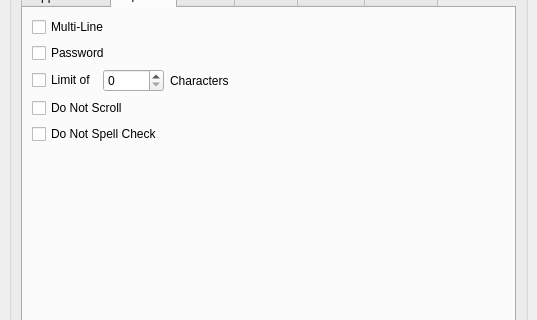
Before: the Qt Designer form scribus/ui/annot.ui in scribusproject/scribus, drawn with Qt 5; both pictures show x 0 to 537 and y 140 to 460 of the 537 by 562 pixel window.
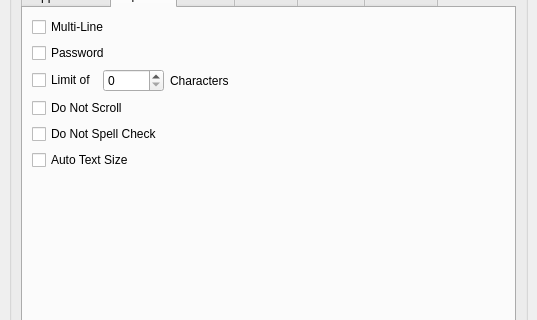
After: the same form once the commit is applied. The open tabs and pages were chosen to show the change. Custom widgets are drawn as their Qt base class.

What changed in the file:
```diff
--- a/scribus/ui/annot.ui
+++ b/scribus/ui/annot.ui
@@ -727,6 +727,13 @@
                     </property>
                    </widget>
                   </item>
+                  <item>
+                   <widget class="QCheckBox" name="AutoTextSize">
+                    <property name="text">
+                     <string>Auto Text Size</string>
+                    </property>
+                   </widget>
+                  </item>
                   <item>
                    <spacer name="verticalSpacer_5">
                     <property name="orientation">
```
